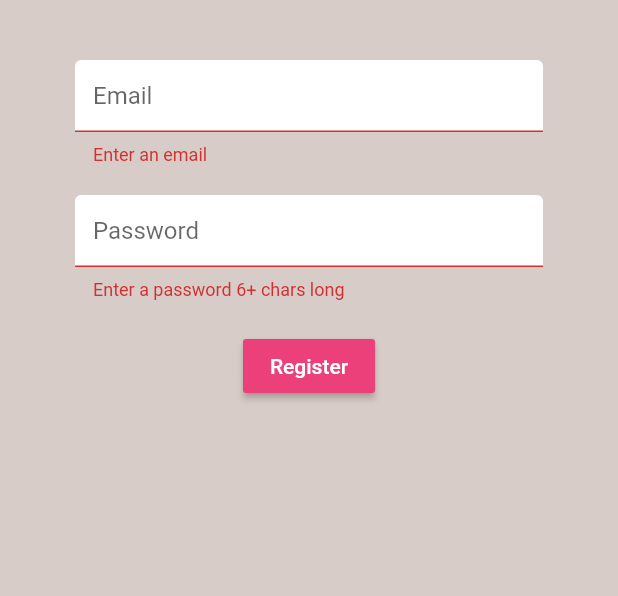
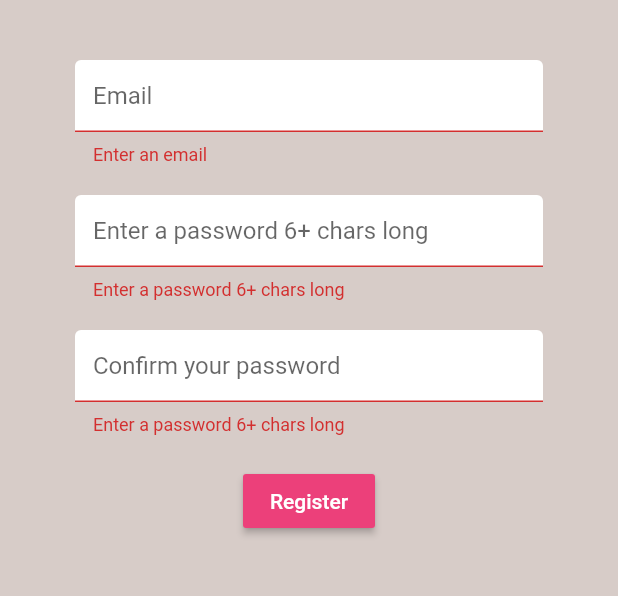
Before and after one commit to Drateill/Apero, a Flutter app: the Register screen opened directly, after a tap on "Register", on a phone screen of 412 x 824 dp, the part 84-680 px from its top. Run offline on Flutter 3.47's test engine with Material 2 defaults, Android fonts, the phone set to English and light mode, and no system bars; our stand-ins replace cloud_firestore, firebase_auth, flutter_spinkit; accounts and stored records are empty.

Commit message:
Ajout confirmation password

```diff
--- a/lib/screens/authenticate/register.dart
+++ b/lib/screens/authenticate/register.dart
@@ -19,10 +19,14 @@ class _RegisterState extends State<Register> {
 
   String email = '';
   String password = '';
-  String error ='';
+  String confirmpassword = '';
+
+  String error = '';
   @override
   Widget build(BuildContext context) {
-    return loading ? Loading() : Scaffold(
+    return loading
+        ? Loading()
+        : Scaffold(
             backgroundColor: Colors.brown[100],
             appBar: AppBar(
                 actions: <Widget>[
@@ -45,8 +49,10 @@ class _RegisterState extends State<Register> {
                           height: 20,
                         ),
                         TextFormField(
-                    decoration: textInputDecoration.copyWith(hintText: 'Email'),
-                    validator: (val) => val.isEmpty ? 'Enter an email' : null,
+                          decoration:
+                              textInputDecoration.copyWith(hintText: 'Email'),
+                          validator: (val) =>
+                              val.isEmpty ? 'Enter an email' : null,
                           onChanged: (val) {
                             setState(() => email = val);
                           },
@@ -55,11 +61,28 @@ class _RegisterState extends State<Register> {
                           height: 20,
                         ),
                         TextFormField(
-                    decoration: textInputDecoration.copyWith(hintText: 'Password'),
-                    validator: (val) => val.length < 6 ? 'Enter a password 6+ chars long' : null,
+                          decoration: textInputDecoration.copyWith(
+                              hintText: 'Enter a password 6+ chars long'),
+                          validator: (val) => val.length < 6
+                              ? 'Enter a password 6+ chars long'
+                              : null,
                           obscureText: true,
                           onChanged: (val) {
                             setState(() => password = val);
+                          },
+                        ),
+                        SizedBox(
+                          height: 20,
+                        ),
+                        TextFormField(
+                          decoration: textInputDecoration.copyWith(
+                              hintText: 'Confirm your password'),
+                          validator: (val) => val.length < 6
+                              ? 'Enter a password 6+ chars long'
+                              : null,
+                          obscureText: true,
+                          onChanged: (val) {
+                            setState(() => confirmpassword = val);
                           },
                         ),
                         SizedBox(
@@ -72,19 +95,33 @@ class _RegisterState extends State<Register> {
                             style: TextStyle(color: Colors.white),
                           ),
                           onPressed: () async {
+                            if (password == confirmpassword) {
                               if (_formKey.currentState.validate()) {
                                 setState(() => loading = true);
-                        dynamic result = await _auth.registerWithEmailAndPassword(email, password);
-                        if (result == null){
-                          setState(() => error = 'please supply a valid email ');
+                                dynamic result =
+                                    await _auth.registerWithEmailAndPassword(
+                                        email, password);
+                                if (result == null) {
+                                  setState(() =>
+                                      error = 'please supply a valid email ');
                                   loading = false;
                                 }
                               }
+                            } else {
+                              setState(() {
+                                 error ='Your password doesn\'t match';
+                              });
+
+                            }
                           },
                         ),
-                  SizedBox(height: 20,),
-                  Text(error,
-                  style: TextStyle(color: Colors.red, fontSize: 14),)
+                        SizedBox(
+                          height: 20,
+                        ),
+                        Text(
+                          error,
+                          style: TextStyle(color: Colors.red, fontSize: 14),
+                        )
                       ],
                     ))),
           );
```
Lines whose indentation alone changed are shown as unchanged.
